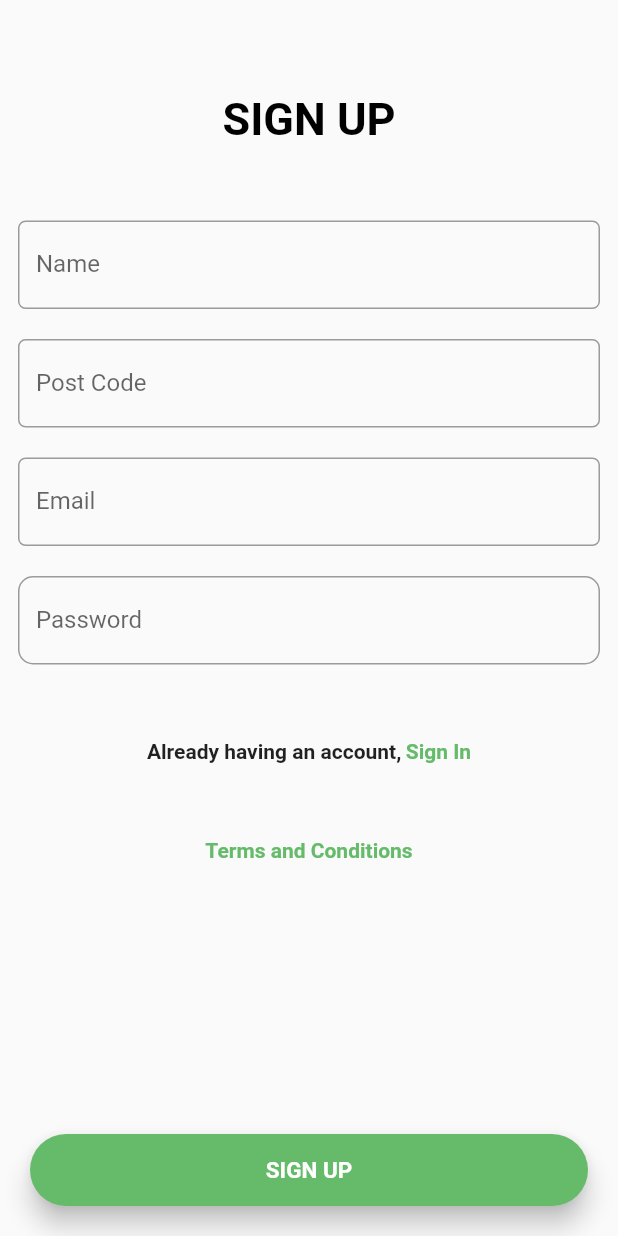
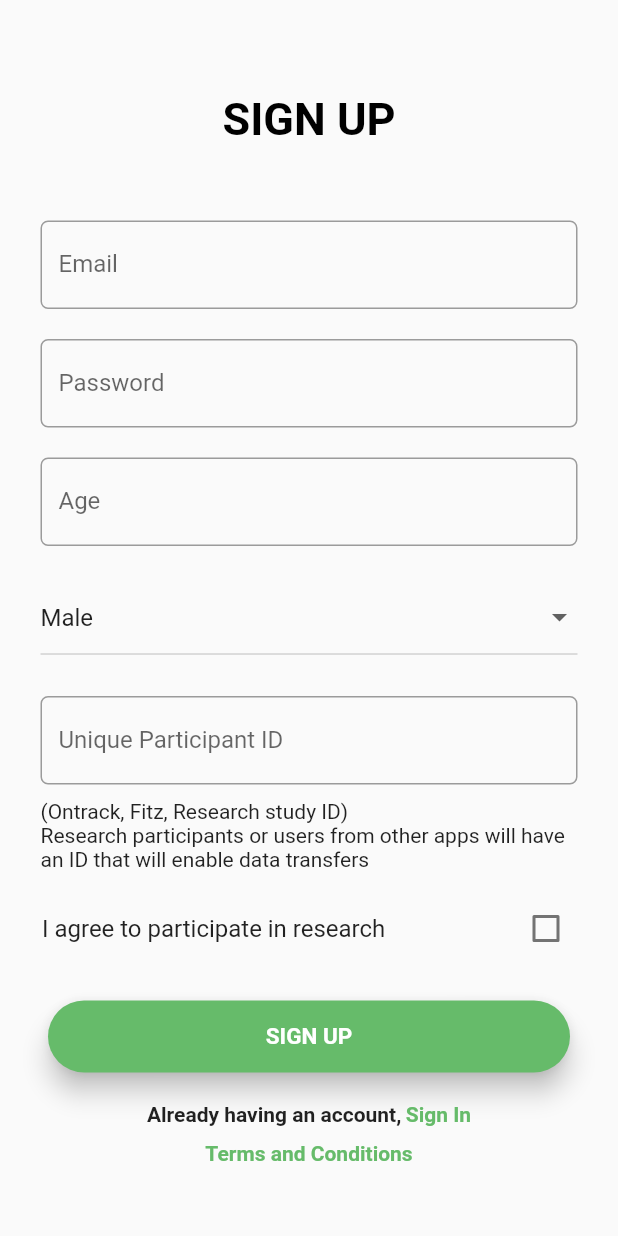
Before and after one commit to LUCIFER-dev-king/abm, a Flutter app: the screen it shows after launch, on a phone screen of 412 x 824 dp. Run offline on Flutter 3.47's test engine with Material 2 defaults, Android fonts, the phone set to English and light mode, and no system bars.

Commit message:
Updated Authentication UI

```diff
--- a/lib/Authentication/SignUp.dart
+++ b/lib/Authentication/SignUp.dart
@@ -1,4 +1,6 @@
 import 'package:abm/Authentication/SignIn.dart';
+import 'package:abm/Screens/HomePage.dart';
+import 'package:abm/Terms%20and%20Conditions/TC.dart';
 import 'package:flutter/material.dart';
 
 class SignUp extends StatefulWidget {
@@ -8,7 +10,10 @@ class SignUp extends StatefulWidget {
 
 class _SignUpState extends State<SignUp> {
   final GlobalKey<FormState> _form = GlobalKey<FormState>();
-  String _email, _pass, _name, _postCode;
+  String _email, _pass, _age, _uniqueId;
+  List<String> sexDropDown = ['Male', 'Female'];
+  var sex = 'Male';
+  bool agreeToResearch = false;
 
   @override
   Widget build(BuildContext context) {
@@ -38,31 +43,9 @@ class _SignUpState extends State<SignUp> {
                     height: 30.0,
                   ),
                   Container(
-                    padding: EdgeInsets.only(top: 20.0),
-                    child: TextFormField(
-                      validator: (input) {
-                        if (input.isEmpty) {
-                          return "Provide an Name";
-                        }
-                      },
-                      decoration: InputDecoration(
-                          labelText: 'Name',
-                          border: OutlineInputBorder(
-                            borderRadius: BorderRadius.circular(5.0),
-                          )),
-                    ),
-                  ),
-                  Container(
-                    padding: EdgeInsets.only(top: 20.0),
-                    child: TextFormField(
-                      decoration: InputDecoration(
-                          labelText: 'Post Code',
-                          border: OutlineInputBorder(
-                            borderRadius: BorderRadius.circular(5.0),
-                          )),
-                      onSaved: (input) => _postCode = input,
-                    ),
-                  ),
+                    padding: EdgeInsets.only(left: 15, right: 15),
+                    child: Column(
+                      children: [
                         Container(
                           padding: EdgeInsets.only(top: 20.0),
                           child: TextFormField(
@@ -90,20 +73,90 @@ class _SignUpState extends State<SignUp> {
                             decoration: InputDecoration(
                                 labelText: 'Password',
                                 border: OutlineInputBorder(
-                            borderRadius: BorderRadius.circular(10.0),
+                                  borderRadius: BorderRadius.circular(5.0),
                                 )),
                             onSaved: (input) => _pass = input,
                             obscureText: true,
                           ),
                         ),
+                        Container(
+                          padding: EdgeInsets.only(top: 20.0),
+                          child: TextFormField(
+                            validator: (input) {
+                              if (input.isEmpty) {
+                                return "Provide an Age";
+                              }
+                            },
+                            onSaved: (input) => _age = input,
+                            decoration: InputDecoration(
+                                labelText: 'Age',
+                                border: OutlineInputBorder(
+                                  borderRadius: BorderRadius.circular(5.0),
+                                )),
+                          ),
+                        ),
+                        buildDropDownContainer(sexDropDown, sex, "Sex"),
+                        Container(
+                          padding: EdgeInsets.only(top: 20.0),
+                          child: TextFormField(
+                            onSaved: (input) => _uniqueId = input,
+                            decoration: InputDecoration(
+                                labelText: 'Unique Participant ID',
+                                border: OutlineInputBorder(
+                                  borderRadius: BorderRadius.circular(5.0),
+                                )),
+                          ),
+                        ),
+                        Container(
+                          alignment: Alignment.centerLeft,
+                          padding: EdgeInsets.only(top: 10.0),
+                          child: Text(
+                            "(Ontrack, Fitz, Research study ID)\nResearch participants or users from other apps will have an ID that will enable data transfers",
+                            style: TextStyle(
+                              fontSize: 14,
+                            ),
+                          ),
+                        )
+                      ],
+                    ),
+                  ),
                   SizedBox(
-                    height: 30.0,
+                    height: 10.0,
+                  ),
+                  Container(
+                      child: CheckboxListTile(
+                    title: Text("I agree to participate in research"),
+                    value: agreeToResearch,
+                    onChanged: (newvalue) {
+                      setState(() {
+                        agreeToResearch = !agreeToResearch;
+                      });
+                    },
+                  )),
+                  Container(
+                    padding: EdgeInsets.all(20.0),
+                    child: Material(
+                        borderRadius: BorderRadius.circular(40.0),
+                        color: Colors.green[400],
+                        elevation: 7.0,
+                        child: MaterialButton(
+                            minWidth: double.infinity,
+                            onPressed: () {
+                              Navigator.of(context)
+                                  .pushReplacement(MaterialPageRoute(
+                                builder: (context) => HomePage(),
+                              ));
+                            },
+                            child: Text('SIGN UP',
+                                style: TextStyle(
+                                    fontWeight: FontWeight.bold,
+                                    color: Colors.white,
+                                    fontSize: 15)))),
                   ),
                   Row(
                     mainAxisAlignment: MainAxisAlignment.center,
                     children: [
                       Container(
-                        padding: EdgeInsets.only(top: 20.0),
                         margin: EdgeInsets.only(right: 3),
                         child: GestureDetector(
                           child: Text(
@@ -115,7 +168,6 @@ class _SignUpState extends State<SignUp> {
                         ),
                       ),
                       Container(
-                        padding: EdgeInsets.only(top: 20.0),
                         child: GestureDetector(
                           child: Text(
                             "Sign In",
@@ -125,7 +177,8 @@ class _SignUpState extends State<SignUp> {
                             textAlign: TextAlign.center,
                           ),
                           onTap: () {
-                            Navigator.of(context).push(MaterialPageRoute(
+                            Navigator.of(context).pushReplacement(
+                                MaterialPageRoute(
                                     builder: (context) => SignIn()));
                           },
                         ),
@@ -133,10 +186,9 @@ class _SignUpState extends State<SignUp> {
                     ],
                   ),
                   SizedBox(
-                    height: 30.0,
+                    height: 10.0,
                   ),
                   Container(
-                    padding: EdgeInsets.only(top: 20.0),
                     child: GestureDetector(
                       child: Text(
                         "Terms and Conditions",
@@ -145,29 +197,48 @@ class _SignUpState extends State<SignUp> {
                             fontWeight: FontWeight.bold),
                         textAlign: TextAlign.center,
                       ),
-                      onTap: () {},
+                      onTap: () {
+                        Navigator.of(context).push(
+                            MaterialPageRoute(builder: (context) => TC()));
+                      },
                     ),
-                  )
+                  ),
                 ],
               ),
             ),
           ),
         ),
       ),
-      bottomSheet: Container(
-        padding: EdgeInsets.all(20.0),
-        child: Material(
-            borderRadius: BorderRadius.circular(40.0),
-            color: Colors.green[400],
-            elevation: 7.0,
-            child: MaterialButton(
-                minWidth: double.infinity,
-                onPressed: () {},
-                child: Text('SIGN UP',
-                    style: TextStyle(
-                        fontWeight: FontWeight.bold,
-                        color: Colors.white,
-                        fontSize: 15)))),
+    );
+  }
+
+  Container buildDropDownContainer(
+      List<String> listName, String listItem, String dropdownName) {
+    return Container(
+      color: null,
+      padding: EdgeInsets.only(top: 20.0),
+      child: Container(
+        width: double.infinity,
+        height: 60,
+        child: DropdownButton<String>(
+          dropdownColor: null,
+          items: listName.map((String dropDownStringItem) {
+            return DropdownMenuItem<String>(
+              value: dropDownStringItem,
+              child: Text(dropDownStringItem),
+            );
+          }).toList(),
+          onChanged: (String newValue) {
+            setState(() {
+              sex = newValue;
+            });
+          },
+          hint: Text('Select a Mode'),
+          value: sex,
+          elevation: 24,
+          isExpanded: true,
+          itemHeight: 55,
+        ),
       ),
     );
   }
```
Also changed, not shown: lib/Authentication/SignIn.dart (+20 -4 lines), lib/Screens/HomePage.dart (added, +15 -0 lines), lib/Terms and Conditions/TC.dart (added, +25 -0 lines). Lines whose indentation alone changed are shown as unchanged.
